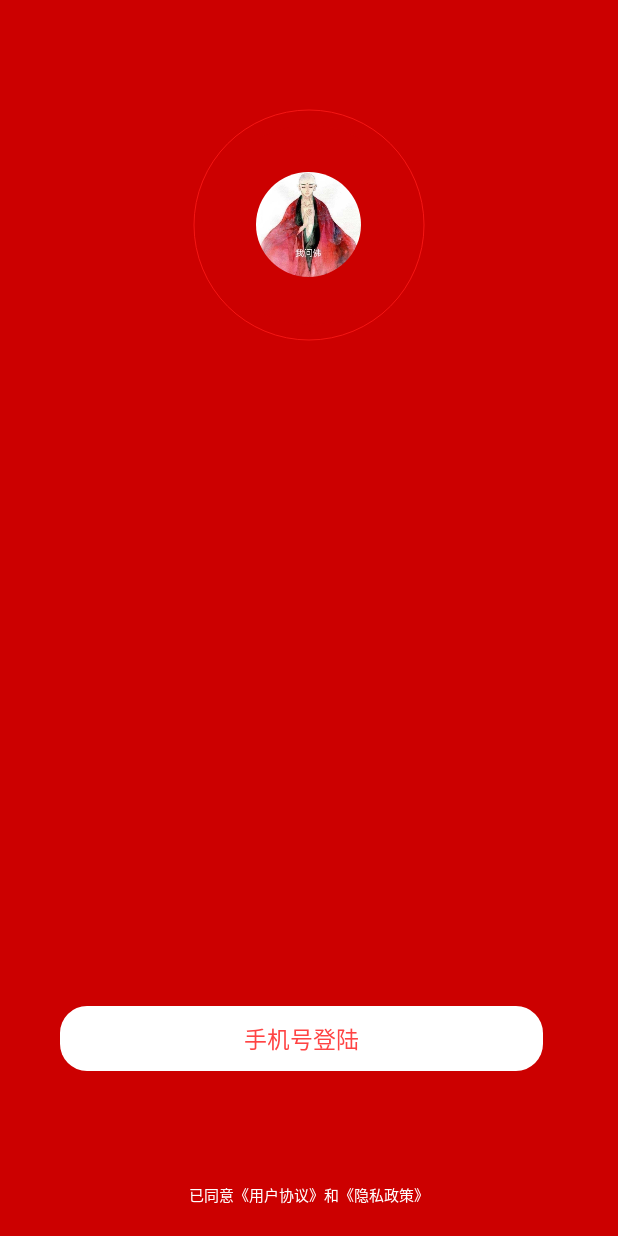
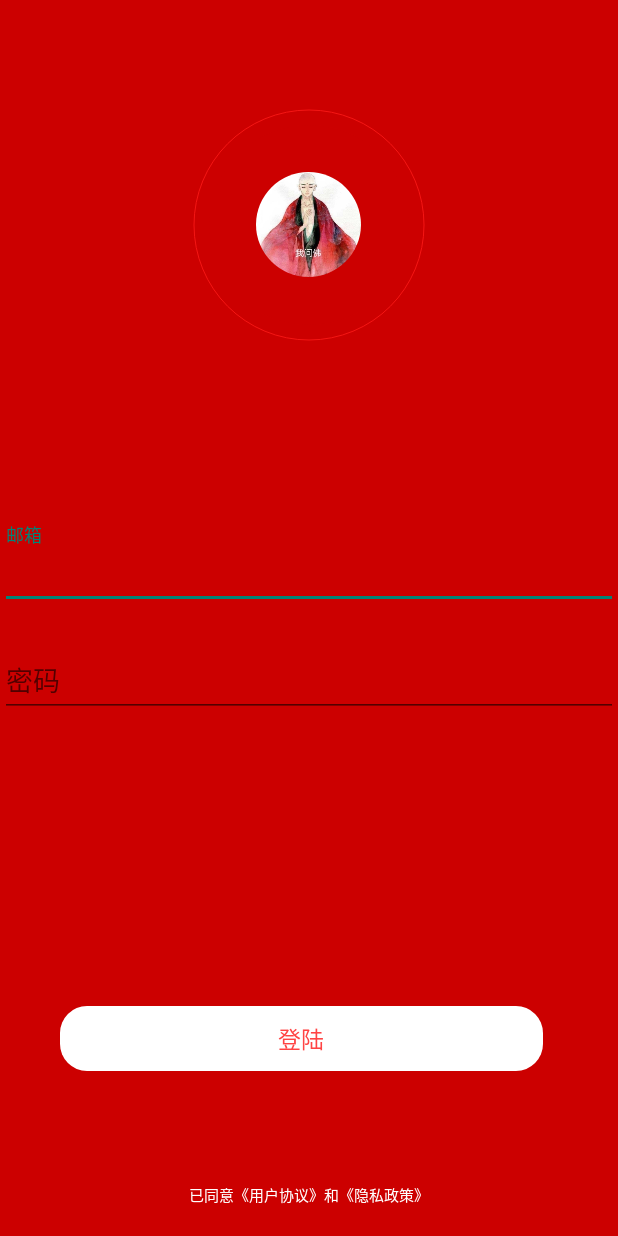
Before and after one commit to CodeSaid/codesaid_music, an Android app: the LoginActivity screen opened directly, with no data from a screen before it, on a phone screen of 412 x 824 dp. Run offline under Robolectric (Android 15) with nearby library versions, the phone set to English and light mode, and no system bars; our stand-ins replace CircleImageView, EventBus; pictures from the network do not load.

Commit message:
登录页面 布局改造

```diff
--- a/music_voice/src/main/res/layout/activity_login_layout.xml
+++ b/music_voice/src/main/res/layout/activity_login_layout.xml
@@ -1,11 +1,13 @@
 <?xml version="1.0" encoding="utf-8"?>
 <RelativeLayout xmlns:android="http://schemas.android.com/apk/res/android"
     xmlns:app="http://schemas.android.com/apk/res-auto"
+    xmlns:tools="http://schemas.android.com/tools"
     android:layout_width="match_parent"
     android:layout_height="match_parent"
     android:background="@android:color/holo_red_dark">
 
     <RelativeLayout
+        android:id="@+id/header"
         android:layout_width="match_parent"
         android:layout_height="300dp">
 
@@ -27,7 +29,41 @@
 
     </RelativeLayout>
 
+    <!--邮箱-->
+    <com.google.android.material.textfield.TextInputLayout
+        android:id="@+id/email"
+        android:layout_width="match_parent"
+        android:layout_height="wrap_content"
+        android:layout_below="@id/header"
+        android:layout_marginTop="50dp"
+        android:layout_marginBottom="8dp">
 
+        <com.google.android.material.textfield.TextInputEditText
+            android:id="@+id/edit_sign_in_email"
+            android:layout_width="match_parent"
+            android:layout_height="wrap_content"
+            android:hint="邮箱"
+            android:inputType="textEmailAddress"
+            tools:ignore="HardcodedText" />
+    </com.google.android.material.textfield.TextInputLayout>
+
+
+    <!--密码-->
+    <com.google.android.material.textfield.TextInputLayout
+        android:layout_width="match_parent"
+        android:layout_height="wrap_content"
+        android:layout_below="@id/email"
+        android:layout_marginTop="8dp"
+        android:layout_marginBottom="8dp">
+
+        <com.google.android.material.textfield.TextInputEditText
+            android:id="@+id/edit_sign_in_password"
+            android:layout_width="match_parent"
+            android:layout_height="wrap_content"
+            android:hint="密码"
+            android:inputType="textPassword"
+            tools:ignore="HardcodedText" />
+    </com.google.android.material.textfield.TextInputLayout>
 
     <TextView
         android:id="@+id/login_view"
@@ -41,7 +77,7 @@
         android:gravity="center"
         android:paddingTop="10dp"
         android:paddingBottom="10dp"
-        android:text="手机号登陆"
+        android:text="登陆"
         android:textColor="@android:color/holo_red_light"
         android:textSize="15sp" />
 
```
